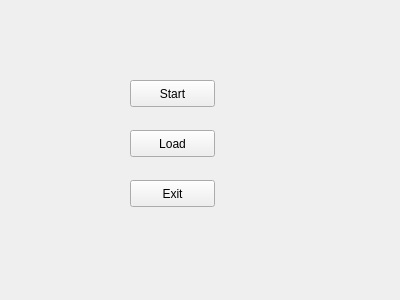
CpS209TeamOmega/TandemTechies, file menu.ui: the form before one commit.
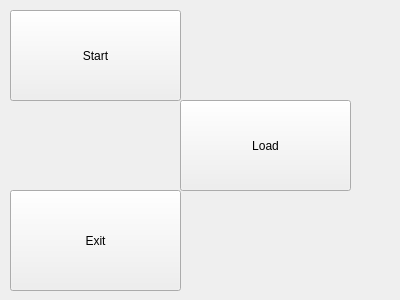
The form after the commit.

Commit message: removed unnecessary button on main window

```diff
--- a/menu.ui
+++ b/menu.ui
@@ -16,10 +16,10 @@
   <widget class="QPushButton" name="btnStart">
    <property name="geometry">
     <rect>
-     <x>130</x>
-     <y>80</y>
-     <width>85</width>
-     <height>27</height>
+     <x>10</x>
+     <y>10</y>
+     <width>171</width>
+     <height>91</height>
     </rect>
    </property>
    <property name="text">
@@ -29,10 +29,10 @@
   <widget class="QPushButton" name="btnLoad">
    <property name="geometry">
     <rect>
-     <x>130</x>
-     <y>130</y>
-     <width>85</width>
-     <height>27</height>
+     <x>180</x>
+     <y>100</y>
+     <width>171</width>
+     <height>91</height>
     </rect>
    </property>
    <property name="text">
@@ -42,10 +42,10 @@
   <widget class="QPushButton" name="btnExit">
    <property name="geometry">
     <rect>
-     <x>130</x>
-     <y>180</y>
-     <width>85</width>
-     <height>27</height>
+     <x>10</x>
+     <y>190</y>
+     <width>171</width>
+     <height>101</height>
     </rect>
    </property>
    <property name="text">
```
The commit also changes 3 other files.
